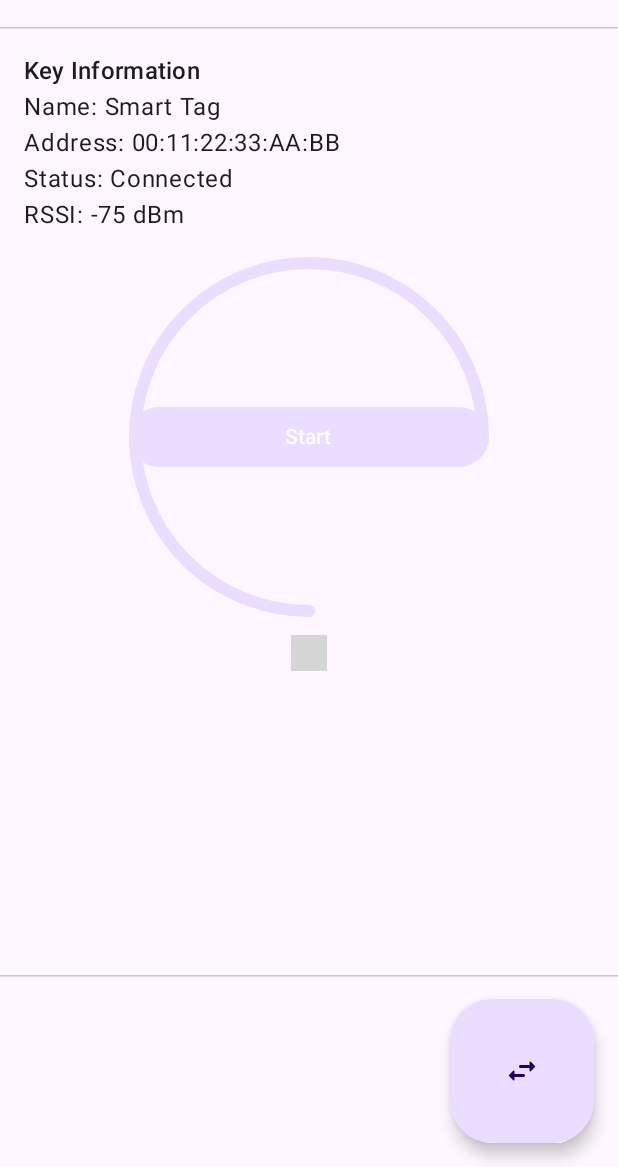
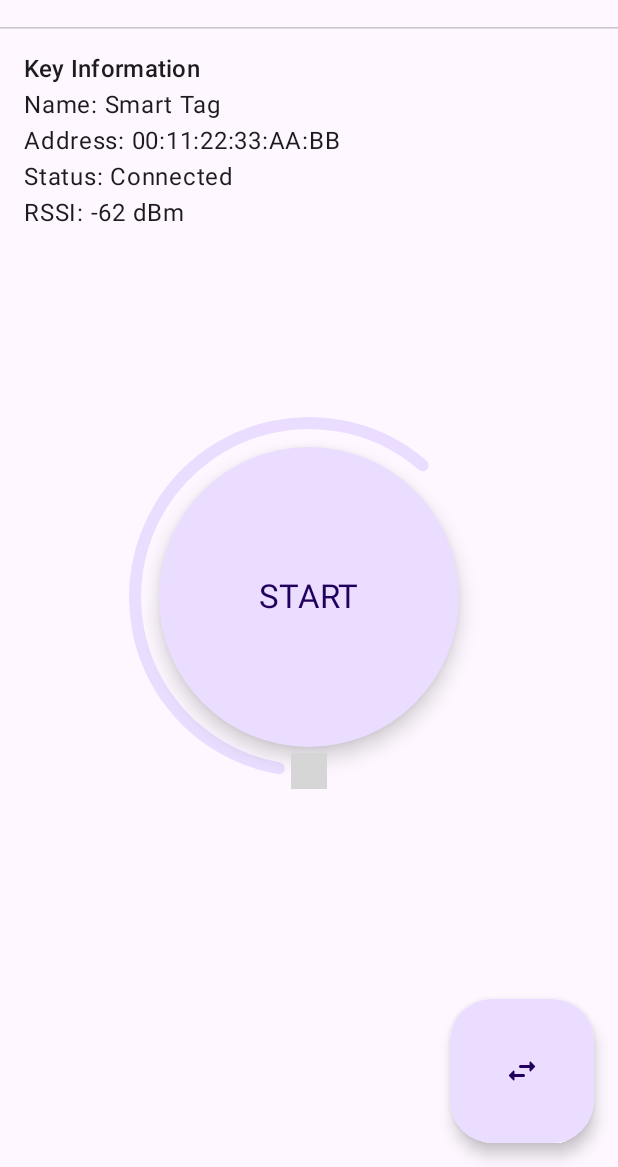
Before and after one commit to dpither/super-smart-key, an Android app built with Jetpack Compose: the @Preview function HomeContentKeyPreview, on a phone screen of 412 x 824 dp, the part 69-1236 px from its top. Run offline under Robolectric (Android 15) with nearby library versions, the phone set to English and light mode, and no system bars; 1 statement that could not run was skipped; grey boxes are pictures that could not be loaded.

Commit message:
Improved DistanceIndicator & StartStopButton.

```diff
--- a/App/app/src/main/java/com/example/supersmartkeyapp/ui/home/HomeScreen.kt
+++ b/App/app/src/main/java/com/example/supersmartkeyapp/ui/home/HomeScreen.kt
@@ -13,6 +13,8 @@ import androidx.compose.animation.core.FastOutSlowInEasing
 import androidx.compose.animation.core.animate
 import androidx.compose.animation.core.animateFloatAsState
 import androidx.compose.animation.core.tween
+import androidx.compose.foundation.Canvas
+import androidx.compose.foundation.background
 import androidx.compose.foundation.layout.Arrangement
 import androidx.compose.foundation.layout.Box
 import androidx.compose.foundation.layout.Column
@@ -24,15 +26,19 @@ import androidx.compose.foundation.layout.offset
 import androidx.compose.foundation.layout.padding
 import androidx.compose.foundation.layout.size
 import androidx.compose.foundation.layout.width
+import androidx.compose.foundation.shape.CircleShape
+import androidx.compose.foundation.shape.RoundedCornerShape
 import androidx.compose.material3.Button
 import androidx.compose.material3.ButtonDefaults
 import androidx.compose.material3.CircularProgressIndicator
+import androidx.compose.material3.ElevatedButton
 import androidx.compose.material3.HorizontalDivider
 import androidx.compose.material3.Icon
 import androidx.compose.material3.LargeFloatingActionButton
 import androidx.compose.material3.MaterialTheme
 import androidx.compose.material3.ProgressIndicatorDefaults
 import androidx.compose.material3.Scaffold
+import androidx.compose.material3.Shapes
 import androidx.compose.material3.SliderDefaults
 import androidx.compose.material3.Text
 import androidx.compose.runtime.Composable
@@ -40,13 +46,18 @@ import androidx.compose.runtime.getValue
 import androidx.compose.ui.Alignment
 import androidx.compose.ui.Modifier
 import androidx.compose.ui.draw.rotate
+import androidx.compose.ui.geometry.Offset
+import androidx.compose.ui.geometry.Size
 import androidx.compose.ui.graphics.Color
+import androidx.compose.ui.graphics.StrokeCap
+import androidx.compose.ui.graphics.drawscope.Stroke
 import androidx.compose.ui.graphics.vector.ImageVector
 import androidx.compose.ui.platform.LocalContext
 import androidx.compose.ui.res.stringResource
 import androidx.compose.ui.res.vectorResource
 import androidx.compose.ui.text.style.TextAlign
 import androidx.compose.ui.tooling.preview.Preview
+import androidx.compose.ui.unit.Dp
 import androidx.compose.ui.unit.dp
 import androidx.hilt.navigation.compose.hiltViewModel
 import androidx.lifecycle.compose.collectAsStateWithLifecycle
@@ -59,6 +70,7 @@ import com.example.supersmartkeyapp.util.HomeTopAppBar
 import com.example.supersmartkeyapp.util.PermissionRationaleDialog
 import com.google.accompanist.permissions.ExperimentalPermissionsApi
 import com.google.accompanist.permissions.rememberMultiplePermissionsState
+import kotlin.math.min
 
 private const val TAG = "HOME_SCREEN"
 
@@ -204,15 +216,20 @@ private fun HomeContent(
     onStop: () -> Unit,
     modifier: Modifier = Modifier
 ) {
-    Column(
+    Box(
         modifier = modifier
             .fillMaxSize()
 //            Large FAB is 96, padding is 16 (96 + 16 +16 = 128)
-            .padding(bottom = 128.dp)
+//            .padding(bottom = 128.dp)
     ) {
         HorizontalDivider()
         if (key == null) {
-            Column(verticalArrangement = Arrangement.Center, modifier = Modifier.fillMaxSize().padding(16.dp)) {
+            Column(
+                verticalArrangement = Arrangement.Center,
+                modifier = Modifier
+                    .fillMaxSize()
+                    .padding(16.dp)
+            ) {
                 Text(
                     text = stringResource(R.string.no_key_text),
                     textAlign = TextAlign.Center,
@@ -220,42 +237,38 @@ private fun HomeContent(
                 )
             }
         } else {
-            Column(
-//                verticalArrangement = Arrangement.SpaceBetween,
-                modifier = Modifier.fillMaxSize()
+            val rssi = key.rssi ?: 0
+            val progress = min(rssi / rssiThreshold.toFloat(), 1f)
+            Box(
+                modifier = Modifier
+                    .fillMaxSize()
+                    .padding(16.dp)
             ) {
                 StatusText(
                     key = key,
                     rssiThreshold = rssiThreshold,
                     isServiceRunning = isServiceRunning,
-                    isKeyConnected = isKeyConnected,
+                    isKeyConnected = isKeyConnected
+                )
+                Box(
+                    contentAlignment = Alignment.Center,
                     modifier = Modifier
-                        .fillMaxWidth()
-                        .padding(16.dp)
-                )
-
-                val rssi = key.rssi ?: 0
-                Box(modifier = Modifier
-                    .align(Alignment.CenterHorizontally)
-                    .padding(horizontal = 16.dp)) {
+                        .align(Alignment.Center)
+                ) {
                     DistanceIndicator(
-                        progress = rssi/rssiThreshold.toFloat(),
-                        isServiceRunning = isServiceRunning,
-                        modifier = Modifier.align(Alignment.Center)
+                        progress = progress,
+                        size = 240.dp
                     )
                     StartStopButton(
                         isServiceRunning = isServiceRunning,
+                        size = 200.dp,
                         onStart = onStart,
-                        onStop = onStop,
-                        modifier = Modifier
-                            .align(Alignment.Center)
-                            .width(240.dp)
+                        onStop = onStop
                     )
                 }
 
             }
         }
-        HorizontalDivider()
     }
 }
 
@@ -285,50 +298,69 @@ private fun LinkKeyButton(
 @Composable
 private fun StartStopButton(
     isServiceRunning: Boolean,
+    size: Dp = 200.dp,
     onStart: () -> Unit,
-    onStop: () -> Unit,
-    modifier: Modifier = Modifier
+    onStop: () -> Unit
 ) {
-    Button(
+    ElevatedButton(
         onClick = { if (isServiceRunning) onStop() else onStart() },
-        colors = ButtonDefaults.buttonColors(containerColor = if (isServiceRunning) MaterialTheme.colorScheme.errorContainer else MaterialTheme.colorScheme.primaryContainer),
-        modifier = modifier
+        colors = ButtonDefaults.elevatedButtonColors(
+            containerColor = if (isServiceRunning) MaterialTheme.colorScheme.errorContainer else MaterialTheme.colorScheme.primaryContainer,
+            contentColor = MaterialTheme.colorScheme.onPrimaryContainer
+        ),
+        elevation = ButtonDefaults.buttonElevation(defaultElevation = 8.dp),
+        modifier = Modifier.size(size)
     ) {
-        Text(text = if (isServiceRunning) stringResource(R.string.stop) else stringResource(R.string.start))
+        Text(
+            text = if (isServiceRunning) stringResource(R.string.stop) else stringResource(R.string.start),
+            style = MaterialTheme.typography.titleLarge
+        )
     }
 }
 
 @Composable
 private fun DistanceIndicator(
-    progress: Float, isServiceRunning: Boolean, modifier: Modifier = Modifier
+    progress: Float,
+    size: Dp = 240.dp,
 ) {
     val animatedProgress by animateFloatAsState(
         targetValue = progress,
         animationSpec = tween(durationMillis = 800, easing = FastOutSlowInEasing),
         label = "Distance Progress Animation"
     )
+    val color =
+        if (animatedProgress == 1f) MaterialTheme.colorScheme.errorContainer else MaterialTheme.colorScheme.primaryContainer
     Box(
-        modifier = modifier
-            .size(240.dp)
+        modifier = Modifier
+            .size(size)
     ) {
-        CircularProgressIndicator(
-            progress = { animatedProgress },
-            modifier = Modifier
-                .rotate(180f)
-                .fillMaxSize()
-                .align(Alignment.Center),
-            color = if (isServiceRunning) MaterialTheme.colorScheme.errorContainer else MaterialTheme.colorScheme.primaryContainer,
-            trackColor = Color.Transparent,
-            strokeWidth = 8.dp,
-        )
+//        Arc code by ChatGPT
+        Canvas(modifier = Modifier.fillMaxSize()) {
+            val stroke = 8.dp.toPx()
+            val diameter = size.toPx()
+            val radius = (diameter - stroke) / 2
+            val center = Offset(size.toPx() / 2, size.toPx() / 2)
+            val startAngle = 100f
+            val sweepAngle = 340f * animatedProgress
+
+            drawArc(
+                color = color,
+                startAngle = startAngle,
+                sweepAngle = sweepAngle,
+                useCenter = false,
+                style = Stroke(width = stroke, cap = StrokeCap.Round),
+                size = Size(radius * 2, radius * 2),
+                topLeft = Offset(center.x - radius, center.y - radius)
+            )
+        }
         Icon(
             imageVector = ImageVector.vectorResource(R.drawable.lock),
             contentDescription = stringResource(R.string.lock),
-            tint = if (isServiceRunning && animatedProgress >= 1.0) MaterialTheme.colorScheme.errorContainer else MaterialTheme.colorScheme.primaryContainer,
+            tint = color,
             modifier = Modifier
                 .align(Alignment.BottomCenter)
-                .size(24.dp)
-                .offset(y = 36.dp)
+                .size(size / 10)
+                .offset(y = 8.dp)
         )
     }
 }
@@ -344,7 +376,7 @@ private fun StatusText(
 ) {
     val titleStyle = MaterialTheme.typography.titleMedium
     val textStyle = MaterialTheme.typography.bodyLarge
-    Column(modifier = modifier) {
+    Column {
         Text(text = stringResource(R.string.key_information), style = titleStyle)
         Text(text = stringResource(R.string.name) + ": " + key.name, style = textStyle)
         Text(text = stringResource(R.string.address) + ": " + key.address, style = textStyle)
@@ -407,7 +439,7 @@ private fun HomeContentKeyPreview() {
         ) { paddingValues ->
             HomeContent(
                 key = Key(
-                    name = "Smart Tag", address = "00:11:22:33:AA:BB", rssi = -75
+                    name = "Smart Tag", address = "00:11:22:33:AA:BB", rssi = -62
                 ),
                 rssiThreshold = -100,
                 isKeyConnected = true,
@@ -433,7 +465,7 @@ private fun HomeContentKeyDisconnectedPreview() {
         ) { paddingValues ->
             HomeContent(
                 key = Key(
-                    name = "Smart Tag", address = "00:11:22:33:AA:BB", rssi = -99
+                    name = "Smart Tag", address = "00:11:22:33:AA:BB", rssi = -100
                 ),
                 rssiThreshold = -100,
                 isKeyConnected = false,
--- a/App/app/src/main/res/values/strings.xml
+++ b/App/app/src/main/res/values/strings.xml
@@ -16,8 +16,8 @@
     <string name="link_key">Link Key</string>
     <string name="lock">Lock</string>
     <string name="change_key">Change Key</string>
-    <string name="start">Start</string>
-    <string name="stop">Stop</string>
+    <string name="start">START</string>
+    <string name="stop">STOP</string>
     <string name="no_key_text">Welcome to Super Smart Key.\n\nThis app turns connected Bluetooth devices into smart keys that will automatically lock your device when outside of a configurable range.\n\nLink a key to get started.</string>
     <string name="key_dialog_title">Available Keys</string>
     <string name="key_dialog_text">Select your key</string>
@@ -26,7 +26,6 @@
     <string name="address">Address</string>
     <string name="name">Name</string>
     <string name="key_information">Key Information</string>
-
     <string name="status">Status</string>
     <string name="connect">Connect</string>
     <string name="connected">Connected</string>
```
